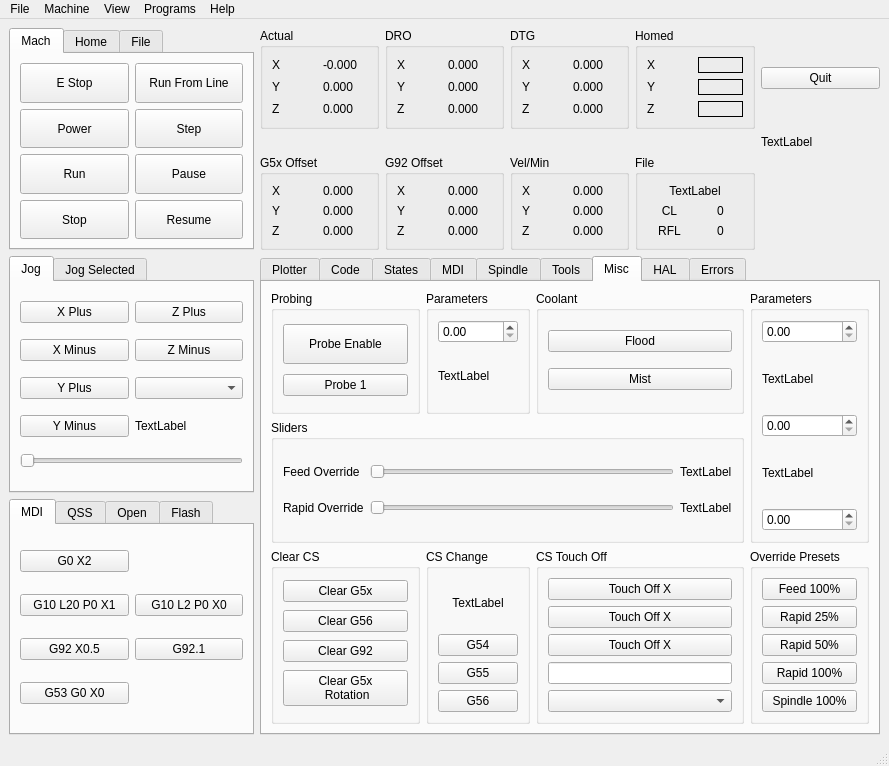
jethornton/flexgui, file examples/testgui/test.ui: the form before one commit.
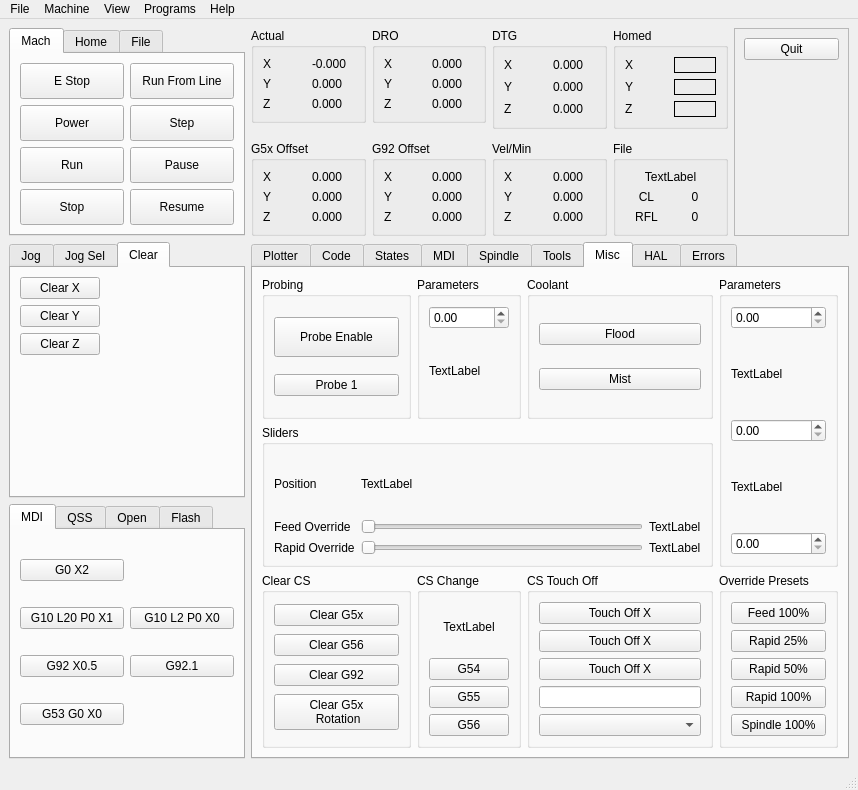
The form after the commit. The open tabs and pages were chosen to show the change.

Patch:
```diff
--- a/examples/testgui/test.ui
+++ b/examples/testgui/test.ui
@@ -6,8 +6,8 @@
    <rect>
     <x>0</x>
     <y>0</y>
-    <width>889</width>
-    <height>766</height>
+    <width>858</width>
+    <height>790</height>
    </rect>
   </property>
   <property name="windowTitle">
@@ -15,7 +15,7 @@
   </property>
   <widget class="QWidget" name="centralwidget">
    <layout class="QGridLayout" name="gridLayout">
-    <item row="3" column="3">
+    <item row="4" column="3">
      <widget class="QGroupBox" name="groupBox_4">
       <property name="title">
        <string>G92 Offset</string>
@@ -66,7 +66,7 @@
       </layout>
      </widget>
     </item>
-    <item row="6" column="0" colspan="2">
+    <item row="8" column="0" colspan="2">
      <widget class="QTabWidget" name="tabWidget_5">
       <property name="currentIndex">
        <number>0</number>
@@ -268,140 +268,7 @@
       </widget>
      </widget>
     </item>
-    <item row="1" column="6">
-     <widget class="QPushButton" name="quit_pb">
-      <property name="text">
-       <string>Quit</string>
-      </property>
-     </widget>
-    </item>
-    <item row="1" column="4">
-     <widget class="QGroupBox" name="groupBox_9">
-      <property name="minimumSize">
-       <size>
-        <width>100</width>
-        <height>0</height>
-       </size>
-      </property>
-      <property name="title">
-       <string>DTG</string>
-      </property>
-      <layout class="QGridLayout" name="gridLayout_23">
-       <item row="0" column="0">
-        <widget class="QLabel" name="label_31">
-         <property name="text">
-          <string>X</string>
-         </property>
-        </widget>
-       </item>
-       <item row="0" column="1">
-        <widget class="QLabel" name="dtg_lb_x">
-         <property name="text">
-          <string>0.000</string>
-         </property>
-        </widget>
-       </item>
-       <item row="1" column="0">
-        <widget class="QLabel" name="label_33">
-         <property name="text">
-          <string>Y</string>
-         </property>
-        </widget>
-       </item>
-       <item row="1" column="1">
-        <widget class="QLabel" name="dtg_lb_y">
-         <property name="text">
-          <string>0.000</string>
-         </property>
-        </widget>
-       </item>
-       <item row="2" column="0">
-        <widget class="QLabel" name="label_34">
-         <property name="text">
-          <string>Z</string>
-         </property>
-        </widget>
-       </item>
-       <item row="2" column="1">
-        <widget class="QLabel" name="dtg_lb_z">
-         <property name="text">
-          <string>0.000</string>
-         </property>
-        </widget>
-       </item>
-      </layout>
-     </widget>
-    </item>
-    <item row="1" column="5">
-     <widget class="QGroupBox" name="groupBox_8">
-      <property name="title">
-       <string>Homed</string>
-      </property>
-      <layout class="QGridLayout" name="gridLayout_22">
-       <item row="1" column="3">
-        <widget class="QLabel" name="home_lb_1">
-         <property name="frameShape">
-          <enum>QFrame::Box</enum>
-         </property>
-         <property name="text">
-          <string/>
-         </property>
-         <property name="alignment">
-          <set>Qt::AlignCenter</set>
-         </property>
-        </widget>
-       </item>
-       <item row="4" column="3">
-        <widget class="QLabel" name="home_lb_2">
-         <property name="frameShape">
-          <enum>QFrame::Box</enum>
-         </property>
-         <property name="text">
-          <string/>
-         </property>
-         <property name="alignment">
-          <set>Qt::AlignCenter</set>
-         </property>
-        </widget>
-       </item>
-       <item row="0" column="3">
-        <widget class="QLabel" name="home_lb_0">
-         <property name="frameShape">
-          <enum>QFrame::Box</enum>
-         </property>
-         <property name="text">
-          <string/>
-         </property>
-         <property name="alignment">
-          <set>Qt::AlignCenter</set>
-         </property>
-        </widget>
-       </item>
-       <item row="1" column="2">
-        <widget class="QLabel" name="label_29">
-         <property name="text">
-          <string>Y</string>
-         </property>
-        </widget>
-       </item>
-       <item row="0" column="2">
-        <widget class="QLabel" name="label_30">
-         <property name="text">
-          <string>X</string>
-         </property>
-        </widget>
-       </item>
-       <item row="4" column="2">
-        <widget class="QLabel" name="label_32">
-         <property name="text">
-          <string>Z</string>
-         </property>
-        </widget>
-       </item>
-      </layout>
-     </widget>
-    </item>
-    <item row="5" column="0" colspan="2">
+    <item row="7" column="0" colspan="2">
      <widget class="QTabWidget" name="tabWidget_7">
       <widget class="QWidget" name="tabWidget_7Page1" native="true">
        <attribute name="title">
@@ -471,7 +338,7 @@
       </widget>
       <widget class="QWidget" name="tab_17">
        <attribute name="title">
-        <string>Jog Selected</string>
+        <string>Jog Sel</string>
        </attribute>
        <layout class="QGridLayout" name="gridLayout_31">
         <item row="0" column="0">
@@ -490,9 +357,63 @@
         </item>
        </layout>
       </widget>
+      <widget class="QWidget" name="tab_18">
+       <attribute name="title">
+        <string>Clear</string>
+       </attribute>
+       <layout class="QGridLayout" name="gridLayout_32">
+        <item row="1" column="1">
+         <spacer name="horizontalSpacer_2">
+          <property name="orientation">
+           <enum>Qt::Horizontal</enum>
+          </property>
+          <property name="sizeHint" stdset="0">
+           <size>
+            <width>40</width>
+            <height>20</height>
+           </size>
+          </property>
+         </spacer>
+        </item>
+        <item row="0" column="0">
+         <widget class="QPushButton" name="clear_x_pb">
+          <property name="text">
+           <string>Clear X</string>
+          </property>
+         </widget>
+        </item>
+        <item row="1" column="0">
+         <widget class="QPushButton" name="clear_y_pb">
+          <property name="text">
+           <string>Clear Y</string>
+          </property>
+         </widget>
+        </item>
+        <item row="2" column="0">
+         <widget class="QPushButton" name="clear_z_pb">
+          <property name="text">
+           <string>Clear Z</string>
+          </property>
+         </widget>
+        </item>
+        <item row="3" column="0">
+         <spacer name="verticalSpacer_5">
+          <property name="orientation">
+           <enum>Qt::Vertical</enum>
+          </property>
+          <property name="sizeHint" stdset="0">
+           <size>
+            <width>20</width>
+            <height>40</height>
+           </size>
+          </property>
+         </spacer>
+        </item>
+       </layout>
+      </widget>
      </widget>
     </item>
-    <item row="3" column="5">
+    <item row="4" column="5">
      <widget class="QGroupBox" name="groupBox_22">
       <property name="title">
        <string>File</string>
@@ -608,7 +529,7 @@
       </layout>
      </widget>
     </item>
-    <item row="3" column="4">
+    <item row="4" column="4">
      <widget class="QGroupBox" name="groupBox_10">
       <property name="title">
        <string>Vel/Min</string>
@@ -659,7 +580,7 @@
       </layout>
      </widget>
     </item>
-    <item row="5" column="2" rowspan="2" colspan="5">
+    <item row="7" column="2" rowspan="2" colspan="5">
      <widget class="QTabWidget" name="tabWidget_6">
       <property name="currentIndex">
        <number>6</number>
@@ -1944,45 +1865,62 @@
            <string>Sliders</string>
           </property>
           <layout class="QGridLayout" name="gridLayout_30">
-           <item row="0" column="2">
+           <item row="1" column="2">
             <widget class="QLabel" name="feed_override_lb">
              <property name="text">
               <string>TextLabel</string>
              </property>
             </widget>
            </item>
-           <item row="0" column="1">
+           <item row="2" column="0">
+            <widget class="QLabel" name="label_52">
+             <property name="text">
+              <string>Rapid Override</string>
+             </property>
+            </widget>
+           </item>
+           <item row="1" column="0">
+            <widget class="QLabel" name="label_51">
+             <property name="text">
+              <string>Feed Override</string>
+             </property>
+            </widget>
+           </item>
+           <item row="1" column="1">
             <widget class="QSlider" name="feed_override_sl">
              <property name="orientation">
               <enum>Qt::Horizontal</enum>
              </property>
             </widget>
            </item>
-           <item row="1" column="2">
+           <item row="2" column="2">
             <widget class="QLabel" name="rapid_override_lb">
              <property name="text">
               <string>TextLabel</string>
              </property>
             </widget>
            </item>
-           <item row="1" column="1">
+           <item row="2" column="1">
             <widget class="QSlider" name="rapid_override_sl">
              <property name="orientation">
               <enum>Qt::Horizontal</enum>
              </property>
             </widget>
            </item>
-           <item row="0" column="0">
-            <widget class="QLabel" name="label_51">
+           <item row="0" column="1" colspan="2">
+            <widget class="QLabel" name="position_lb">
              <property name="text">
-              <string>Feed Override</string>
+              <string>TextLabel</string>
+             </property>
+             <property name="precision" stdset="0">
+              <string>3</string>
              </property>
             </widget>
            </item>
-           <item row="1" column="0">
-            <widget class="QLabel" name="label_52">
+           <item row="0" column="0">
+            <widget class="QLabel" name="label_48">
              <property name="text">
-              <string>Rapid Override</string>
+              <string>Position</string>
              </property>
             </widget>
            </item>
@@ -2490,7 +2428,7 @@
       </layout>
      </widget>
     </item>
-    <item row="3" column="2">
+    <item row="4" column="2">
      <widget class="QGroupBox" name="groupBox_3">
       <property name="title">
        <string>G5x Offset</string>
@@ -2541,7 +2479,7 @@
       </layout>
      </widget>
     </item>
-    <item row="1" column="0" rowspan="3" colspan="2">
+    <item row="1" column="0" rowspan="4" colspan="2">
      <widget class="QTabWidget" name="tabWidget">
       <property name="currentIndex">
        <number>0</number>
@@ -2795,14 +2733,162 @@
       </widget>
      </widget>
     </item>
-    <item row="2" column="6">
-     <widget class="QLabel" name="position_lb">
-      <property name="text">
-       <string>TextLabel</string>
+    <item row="1" column="5" rowspan="2">
+     <widget class="QGroupBox" name="groupBox_8">
+      <property name="title">
+       <string>Homed</string>
       </property>
-      <property name="precision" stdset="0">
-       <string>3</string>
+      <layout class="QGridLayout" name="gridLayout_22">
+       <item row="1" column="3">
+        <widget class="QLabel" name="home_lb_1">
+         <property name="frameShape">
+          <enum>QFrame::Box</enum>
+         </property>
+         <property name="text">
+          <string/>
+         </property>
+         <property name="alignment">
+          <set>Qt::AlignCenter</set>
+         </property>
+        </widget>
+       </item>
+       <item row="4" column="3">
+        <widget class="QLabel" name="home_lb_2">
+         <property name="frameShape">
+          <enum>QFrame::Box</enum>
+         </property>
+         <property name="text">
+          <string/>
+         </property>
+         <property name="alignment">
+          <set>Qt::AlignCenter</set>
+         </property>
+        </widget>
+       </item>
+       <item row="0" column="3">
+        <widget class="QLabel" name="home_lb_0">
+         <property name="frameShape">
+          <enum>QFrame::Box</enum>
+         </property>
+         <property name="text">
+          <string/>
+         </property>
+         <property name="alignment">
+          <set>Qt::AlignCenter</set>
+         </property>
+        </widget>
+       </item>
+       <item row="1" column="2">
+        <widget class="QLabel" name="label_29">
+         <property name="text">
+          <string>Y</string>
+         </property>
+        </widget>
+       </item>
+       <item row="0" column="2">
+        <widget class="QLabel" name="label_30">
+         <property name="text">
+          <string>X</string>
+         </property>
+        </widget>
+       </item>
+       <item row="4" column="2">
+        <widget class="QLabel" name="label_32">
+         <property name="text">
+          <string>Z</string>
+         </property>
+        </widget>
+       </item>
+      </layout>
+     </widget>
+    </item>
+    <item row="1" column="4" rowspan="2">
+     <widget class="QGroupBox" name="groupBox_9">
+      <property name="minimumSize">
+       <size>
+        <width>100</width>
+        <height>0</height>
+       </size>
       </property>
+      <property name="title">
+       <string>DTG</string>
+      </property>
+      <layout class="QGridLayout" name="gridLayout_23">
+       <item row="0" column="0">
+        <widget class="QLabel" name="label_31">
+         <property name="text">
+          <string>X</string>
+         </property>
+        </widget>
+       </item>
+       <item row="0" column="1">
+        <widget class="QLabel" name="dtg_lb_x">
+         <property name="text">
+          <string>0.000</string>
+         </property>
+        </widget>
+       </item>
+       <item row="1" column="0">
+        <widget class="QLabel" name="label_33">
+         <property name="text">
+          <string>Y</string>
+         </property>
+        </widget>
+       </item>
+       <item row="1" column="1">
+        <widget class="QLabel" name="dtg_lb_y">
+         <property name="text">
+          <string>0.000</string>
+         </property>
+        </widget>
+       </item>
+       <item row="2" column="0">
+        <widget class="QLabel" name="label_34">
+         <property name="text">
+          <string>Z</string>
+         </property>
+        </widget>
+       </item>
+       <item row="2" column="1">
+        <widget class="QLabel" name="dtg_lb_z">
+         <property name="text">
+          <string>0.000</string>
+         </property>
+        </widget>
+       </item>
+      </layout>
+     </widget>
+    </item>
+    <item row="1" column="6" rowspan="4">
+     <widget class="QFrame" name="frame">
+      <property name="frameShape">
+       <enum>QFrame::StyledPanel</enum>
+      </property>
+      <property name="frameShadow">
+       <enum>QFrame::Raised</enum>
+      </property>
+      <layout class="QVBoxLayout" name="verticalLayout_20">
+       <item>
+        <widget class="QPushButton" name="quit_pb">
+         <property name="text">
+          <string>Quit</string>
+         </property>
+        </widget>
+       </item>
+       <item>
+        <spacer name="verticalSpacer_3">
+         <property name="orientation">
+          <enum>Qt::Vertical</enum>
+         </property>
+         <property name="sizeHint" stdset="0">
+          <size>
+           <width>20</width>
+           <height>40</height>
+          </size>
+         </property>
+        </spacer>
+       </item>
+      </layout>
      </widget>
     </item>
    </layout>
@@ -2812,7 +2898,7 @@
     <rect>
      <x>0</x>
      <y>0</y>
-     <width>889</width>
+     <width>858</width>
      <height>24</height>
     </rect>
    </property>
```
Left out of the diff: 139 changed lines with no effect on the pictures.
